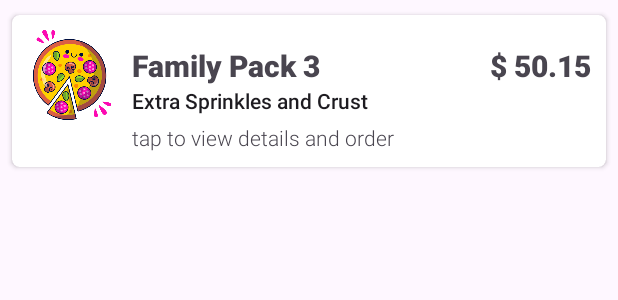
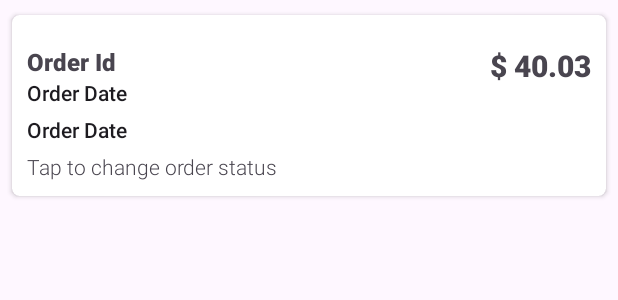
Before and after one commit to MuindoGituku/PizzaAppWithFirebase---Kotlin, an Android app: the layout individual_order_layout.xml on its own in the app's theme, with its tools: preview values and no code run, on a phone screen of 412 x 824 dp. Shown: the top 300 px of the screen. Run offline under Robolectric (Android 15) with nearby library versions, the phone set to English and light mode, and no system bars.

Commit message:
Admin Dashboard: List orders

```diff
--- a/app/src/main/res/layout/activity_admin_dashboard.xml
+++ b/app/src/main/res/layout/activity_admin_dashboard.xml
@@ -104,6 +104,11 @@
 
             </LinearLayout>
 
+        <androidx.recyclerview.widget.RecyclerView
+            android:id="@+id/pizzasListRecycleView"
+            android:layout_width="match_parent"
+            android:layout_height="wrap_content"
+            />
 
     </LinearLayout>
 
--- a/app/src/main/res/layout/individual_pizza_layout.xml
+++ b/app/src/main/res/layout/individual_order_layout.xml
@@ -22,41 +22,42 @@
         android:paddingTop="10sp"
         android:paddingBottom="10sp">
 
-        <ImageView
-            android:layout_width="60dp"
-            android:layout_height="60dp"
-            android:layout_marginEnd="10sp"
-            android:scaleType="fitCenter"
-            app:srcCompat="@drawable/pizza" />
-
         <LinearLayout
             android:layout_width="wrap_content"
             android:layout_height="wrap_content"
             android:orientation="vertical">
 
             <TextView
-                android:id="@+id/singlePizzaName"
+                android:id="@+id/orderId"
                 android:layout_width="wrap_content"
                 android:layout_height="wrap_content"
                 android:layout_marginTop="10sp"
                 android:fontFamily="sans-serif-black"
-                android:text="Family Pack 3"
+                android:text="Order Id"
                 android:textAppearance="@style/TextAppearance.AppCompat.Display1"
-                android:textSize="20sp" />
+                android:textSize="16sp" />
 
             <TextView
-                android:id="@+id/singlePizzaCategory"
+                android:id="@+id/orderStatus"
                 android:layout_width="wrap_content"
                 android:layout_height="wrap_content"
                 android:layout_marginBottom="5sp"
-                android:text="Extra Sprinkles and Crust"
+                android:text="Order Date"
+                android:textAppearance="@style/TextAppearance.AppCompat.Body2" />
+
+            <TextView
+                android:id="@+id/orderDate"
+                android:layout_width="wrap_content"
+                android:layout_height="wrap_content"
+                android:layout_marginBottom="5sp"
+                android:text="Order Date"
                 android:textAppearance="@style/TextAppearance.AppCompat.Body2" />
 
             <TextView
                 android:layout_width="wrap_content"
                 android:layout_height="wrap_content"
                 android:fontFamily="sans-serif-light"
-                android:text="tap to view details and order" />
+                android:text="Tap to change order status" />
         </LinearLayout>
 
         <Space
@@ -65,12 +66,12 @@
             android:layout_weight="1" />
 
         <TextView
-            android:id="@+id/singlePizzaPrice"
+            android:id="@+id/orderPrice"
             android:layout_width="wrap_content"
             android:layout_height="wrap_content"
             android:layout_marginTop="10sp"
             android:fontFamily="sans-serif-black"
-            android:text="$ 50.15"
+            android:text="$ 40.03"
             android:textSize="20sp" />
     </LinearLayout>
 </androidx.cardview.widget.CardView>
```
Also changed, not shown: app/src/main/java/com/example/pizzaappwithfirebase/AdminDashboardActivity.kt (+41 -1 lines), app/src/main/java/com/example/pizzaappwithfirebase/OrderAdapter.kt (added, +57 -0 lines), app/src/main/java/com/example/pizzaappwithfirebase/models/OrderModel.kt (+7 -2 lines).
